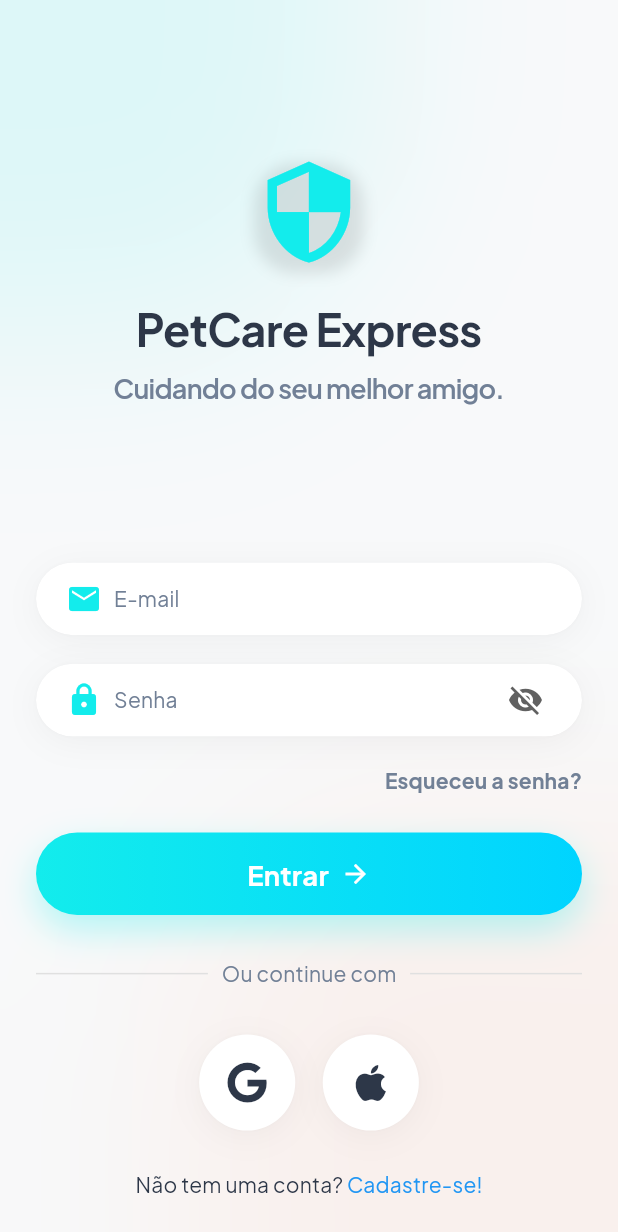
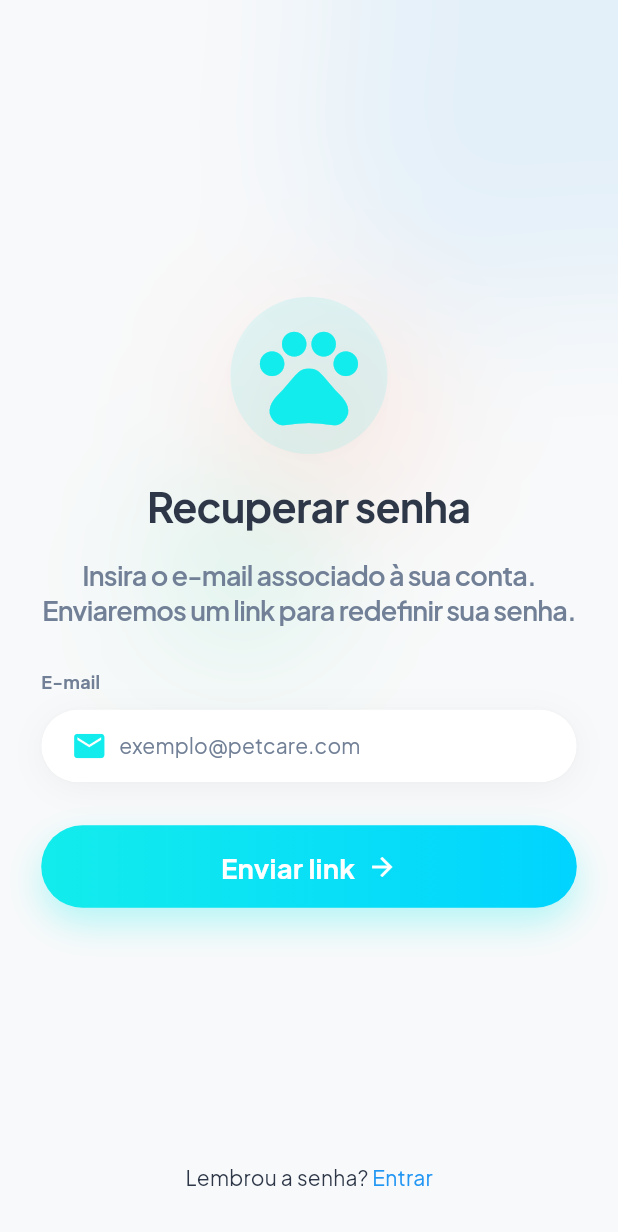
Before and after one commit to thak1996/petcare_express, a Flutter app: the screen it shows after launch, after a tap on "Esqueceu a senha?", on a phone screen of 412 x 824 dp. Shown: the top 1232 px of the screen. Run offline on Flutter 3.47's test engine with Material 3 defaults, Android fonts, the phone set to English and light mode, and no system bars; our stand-ins replace flutter_bloc, flutter_screenutil, flutter_secure_storage, font_awesome_flutter, go_router, google_fonts; network calls fail.

Commit message:
Add forgot password functionality and related UI components

```diff
--- a/lib/app/app.route.dart
+++ b/lib/app/app.route.dart
@@ -1,4 +1,5 @@
 import 'package:go_router/go_router.dart';
+import 'page/auth/forgot/forgot.page.dart';
 import 'page/auth/login/login.page.dart';
 import 'page/auth/register/register.page.dart';
 import 'page/auth/register/terms.page.dart';
@@ -13,5 +14,6 @@ final GoRouter appRouter = GoRouter(
     GoRoute(path: '/home', builder: (context, state) => HomePage()),
     GoRoute(path: '/register', builder: (context, state) => RegisterPage()),
     GoRoute(path: '/terms', builder: (context, state) => TermsPage()),
+    GoRoute(path: '/forgot', builder: (context, state) => ForgotPasswordPage()),
   ],
 );
--- a/lib/app/core/theme/app.effects.dart
+++ b/lib/app/core/theme/app.effects.dart
@@ -91,4 +91,51 @@ class AppEffects {
       ),
     ],
   );
+
+  static Widget get buildRecoveryBackground => Stack(
+    children: [
+      Positioned(
+        top: 180.h,
+        right: 120.w,
+        child: Container(
+          width: 100.w,
+          height: 100.h,
+          decoration: BoxDecoration(
+            shape: BoxShape.circle,
+            color: const Color(0xFFFFAB91).withValues(alpha: 0.3),
+          ),
+        ),
+      ),
+
+      Positioned(
+        top: 280.h,
+        left: 100.w,
+        child: Container(
+          width: 80.w,
+          height: 80.h,
+          decoration: BoxDecoration(
+            shape: BoxShape.circle,
+            color: const Color(0xFF34D399).withValues(alpha: 0.25),
+          ),
+        ),
+      ),
+      Positioned(
+        top: -40.h,
+        right: -40.w,
+        child: Container(
+          width: 220.w,
+          height: 220.h,
+          decoration: BoxDecoration(
+            shape: BoxShape.circle,
+            color: const Color(0xFF2B9DEE).withValues(alpha: 0.1),
+          ),
+        ),
+      ),
+
+      BackdropFilter(
+        filter: ImageFilter.blur(sigmaX: 50, sigmaY: 50),
+        child: Container(color: Colors.transparent),
+      ),
+    ],
+  );
 }
--- /dev/null
+++ b/lib/app/core/widgets/paw_logo.widget.dart
@@ -0,0 +1,55 @@
+import 'package:flutter/material.dart';
+import 'package:flutter_screenutil/flutter_screenutil.dart';
+import '../theme/app.colors.dart';
+
+enum PawLogoBorder { rounded, semiCircle, circle }
+
+class PawLogoWidget extends StatelessWidget {
+  const PawLogoWidget({
+    super.key,
+    this.sizeContainer = 56,
+    this.sizeIcon = 32,
+    this.border = PawLogoBorder.rounded,
+    this.customRadius,
+  });
+
+  final double? sizeContainer;
+  final double? sizeIcon;
+  final PawLogoBorder border;
+  final double? customRadius;
+
+  double get _borderRadius {
+    if (customRadius != null) return customRadius!.r;
+    switch (border) {
+      case PawLogoBorder.circle:
+        final s = (sizeContainer ?? 56);
+        return (s / 2).r;
+      case PawLogoBorder.semiCircle:
+        return 28.r;
+      case PawLogoBorder.rounded:
+        return 16.r;
+    }
+  }
+
+  @override
+  Widget build(BuildContext context) {
+    return Container(
+      width: sizeContainer?.w,
+      height: sizeContainer?.w,
+      decoration: BoxDecoration(
+        color: AppColors.primary.withValues(alpha: 0.1),
+        borderRadius: BorderRadius.circular(_borderRadius),
+        boxShadow: [
+          BoxShadow(
+            color: Colors.black.withValues(alpha: 0.01),
+            blurRadius: 4.r,
+            offset: Offset(0, 2.h),
+          ),
+        ],
+      ),
+      child: Center(
+        child: Icon(Icons.pets, size: sizeIcon?.sp, color: AppColors.primary),
+      ),
+    );
+  }
+}
--- /dev/null
+++ b/lib/app/page/auth/forgot/forgot.controller.dart
@@ -0,0 +1,26 @@
+import 'dart:developer';
+import 'package:flutter_bloc/flutter_bloc.dart';
+import 'forgot.state.dart';
+
+class ForgotController extends Cubit<ForgotState> {
+  ForgotController() : super(const ForgotInitial());
+
+  Future<void> sendRecovery(String email) async {
+    try {
+      emit(const ForgotLoading());
+      await Future.delayed(const Duration(seconds: 2));
+      log('recovery email: $email');
+      emit(const ForgotSuccess());
+    } catch (e) {
+      emit(ForgotError(e.toString()));
+    }
+  }
+
+  @override
+  Future<void> close() {
+    reset();
+    return super.close();
+  }
+
+  void reset() => emit(const ForgotInitial());
+}
--- /dev/null
+++ b/lib/app/page/auth/forgot/forgot.page.dart
@@ -0,0 +1,163 @@
+import 'package:flutter/material.dart';
+import 'package:flutter_screenutil/flutter_screenutil.dart';
+import 'package:flutter_bloc/flutter_bloc.dart';
+import 'package:go_router/go_router.dart';
+import '../../../core/theme/app.colors.dart';
+import '../../../core/theme/app.effects.dart';
+import '../../../core/widgets/alert_dialog.widget.dart';
+import '../../../core/widgets/paw_logo.widget.dart';
+import '../../../core/widgets/primary_button.widget.dart';
+import '../../../core/widgets/text_button.widget.dart';
+import '../../../core/widgets/text_field.widget.dart';
+import '../../../core/utils/validators.dart';
+import 'forgot.controller.dart';
+import 'forgot.state.dart';
+
+class ForgotPasswordPage extends StatefulWidget {
+  const ForgotPasswordPage({super.key});
+
+  @override
+  State<ForgotPasswordPage> createState() => _ForgotPasswordPageState();
+}
+
+class _ForgotPasswordPageState extends State<ForgotPasswordPage> {
+  final _formKey = GlobalKey<FormState>();
+  final _emailController = TextEditingController();
+
+  @override
+  void dispose() {
+    _emailController.dispose();
+    super.dispose();
+  }
+
+  @override
+  Widget build(BuildContext context) {
+    return BlocProvider(
+      create: (_) => ForgotController(),
+      child: BlocBuilder<ForgotController, ForgotState>(
+        builder: (context, state) {
+          final controller = context.read<ForgotController>();
+          return BlocListener<ForgotController, ForgotState>(
+            listener: (context, state) {
+              if (state is ForgotError) {
+                AlertDialogWidget.show(
+                  context,
+                  title: 'Erro',
+                  message: state.message,
+                );
+              }
+              if (state is ForgotSuccess) {
+                AlertDialogWidget.show(
+                  context,
+                  title: 'Sucesso',
+                  message: 'Enviamos um link de recuperação para seu e-mail.',
+                );
+              }
+            },
+            child: Scaffold(
+              backgroundColor: AppColors.background,
+              body: Stack(
+                children: [
+                  AppEffects.buildRecoveryBackground,
+                  SafeArea(
+                    child: CustomScrollView(
+                      slivers: [
+                        SliverFillRemaining(
+                          hasScrollBody: false,
+                          child: Padding(
+                            padding: EdgeInsets.only(
+                              right: 24.w,
+                              left: 24.w,
+                              top: 24.h,
+                              bottom: 24.h,
+                            ),
+                            child: Column(
+                              children: [
+                                const Spacer(flex: 1),
+                                PawLogoWidget(
+                                  sizeContainer: 80.w,
+                                  sizeIcon: 60.w,
+                                  border: PawLogoBorder.circle,
+                                ),
+                                SizedBox(height: 16.h),
+                                Text(
+                                  'Recuperar senha',
+                                  style: Theme.of(context)
+                                      .textTheme
+                                      .displayLarge
+                                      ?.copyWith(fontSize: 24.sp),
+                                ),
+                                SizedBox(height: 16.h),
+                                Text(
+                                  'Insira o e-mail associado à sua conta. Enviaremos um link para redefinir sua senha.',
+                                  textAlign: TextAlign.center,
+                                  style: Theme.of(context)
+                                      .textTheme
+                                      .headlineMedium
+                                      ?.copyWith(color: AppColors.textSubtle),
+                                ),
+                                SizedBox(height: 24.h),
+                                Form(
+                                  key: _formKey,
+                                  child: Column(
+                                    crossAxisAlignment:
+                                        CrossAxisAlignment.stretch,
+                                    children: [
+                                      Text(
+                                        'E-mail',
+                                        style: Theme.of(context)
+                                            .textTheme
+                                            .bodyMedium
+                                            ?.copyWith(
+                                              fontWeight: FontWeight.bold,
+                                            ),
+                                      ),
+                                      SizedBox(height: 8.h),
+                                      TextFieldWidget(
+                                        controller: _emailController,
+                                        label: 'exemplo@petcare.com',
+                                        keyboardType:
+                                            TextInputType.emailAddress,
+                                        validator: Validators.validateEmail,
+                                        prefixIcon: Icons.email,
+                                        prefixIconColor: AppColors.primary,
+                                        onChanged: (value) =>
+                                            controller.reset(),
+                                      ),
+                                    ],
+                                  ),
+                                ),
+                                SizedBox(height: 24.h),
+                                PrimaryButtonWidget(
+                                  title: 'Enviar link',
+                                  isLoading: state is ForgotLoading,
+                                  onPressed: (state is ForgotLoading)
+                                      ? null
+                                      : () => controller.sendRecovery(
+                                          _emailController.text,
+                                        ),
+                                ),
+                                const Spacer(flex: 1),
+                                TextButtonWidget(
+                                  primaryText: 'Lembrou a senha?',
+                                  secondaryText: 'Entrar',
+                                  primaryTextColor: AppColors.textMain,
+                                  secondaryTextColor: AppColors.link,
+                                  onPressed: () => context.push('/login'),
+                                ),
+                              ],
+                            ),
+                          ),
+                        ),
+                      ],
+                    ),
+                  ),
+                ],
+              ),
+            ),
+          );
+        },
+      ),
+    );
+  }
+}
--- /dev/null
+++ b/lib/app/page/auth/forgot/forgot.state.dart
@@ -0,0 +1,21 @@
+abstract class ForgotState {
+  const ForgotState();
+}
+
+class ForgotInitial extends ForgotState {
+  const ForgotInitial();
+}
+
+class ForgotLoading extends ForgotState {
+  const ForgotLoading();
+}
+
+class ForgotSuccess extends ForgotState {
+  const ForgotSuccess();
+}
+
+class ForgotError extends ForgotState {
+  final String message;
+
+  const ForgotError(this.message);
+}
--- a/lib/app/page/auth/login/login.page.dart
+++ b/lib/app/page/auth/login/login.page.dart
@@ -81,16 +81,17 @@ class _LoginPageState extends State<LoginPage> {
                         SliverFillRemaining(
                           hasScrollBody: false,
                           child: Padding(
-                            padding: const EdgeInsets.only(
-                              right: 24,
-                              left: 24,
-                              bottom: 24,
+                            padding: EdgeInsets.only(
+                              right: 24.w,
+                              left: 24.w,
+                              bottom: 24.h,
+                              top: 24.h,
                             ),
                             child: Column(
                               children: [
                                 const Spacer(flex: 1),
                                 DogLogoWidget(),
-                                SizedBox(height: 20.h),
+                                SizedBox(height: 24.h),
                                 Text(
                                   'PetCare Express',
                                   style: Theme.of(context)
@@ -160,12 +161,13 @@ class _LoginPageState extends State<LoginPage> {
                                         primaryText: 'Esqueceu a senha?',
                                         primaryTextColor: AppColors.textSubtle,
                                         fontWeightPrimary: FontWeight.w700,
-                                        onPressed: () {},
+                                        onPressed: () =>
+                                            context.push('/forgot'),
                                       ),
                                     ],
                                   ),
                                 ),
-                                SizedBox(height: 20.h),
+                                SizedBox(height: 24.h),
                                 PrimaryButtonWidget(
                                   key: const Key(TestKeys.loginSubmitButton),
                                   title: 'Entrar',
@@ -197,7 +199,7 @@ class _LoginPageState extends State<LoginPage> {
                                     ),
                                   ],
                                 ),
-                                SizedBox(height: 20.h),
+                                SizedBox(height: 24.h),
                                 TextButtonWidget(
                                   key: Key(TestKeys.loginSignUpButton),
                                   primaryText: 'Não tem uma conta?',
--- a/lib/app/page/auth/register/register.page.dart
+++ b/lib/app/page/auth/register/register.page.dart
@@ -4,6 +4,7 @@ import 'package:flutter_screenutil/flutter_screenutil.dart';
 import 'package:font_awesome_flutter/font_awesome_flutter.dart';
 import 'package:go_router/go_router.dart';
 import '../../../core/widgets/alert_dialog.widget.dart';
+import '../../../core/widgets/paw_logo.widget.dart';
 import '../../../core/widgets/text_field.widget.dart';
 import '../../../core/widgets/primary_button.widget.dart';
 import '../../../core/widgets/diviser.widget.dart';
@@ -70,8 +71,8 @@ class _RegisterPageState extends State<RegisterPage> {
                             padding: EdgeInsets.only(
                               right: 24.w,
                               left: 24.w,
-                              bottom: 14.h,
-                              top: 14.h,
+                              bottom: 24.h,
+                              top: 24.h,
                             ),
                             child: Column(
                               children: [
@@ -80,32 +81,7 @@ class _RegisterPageState extends State<RegisterPage> {
                                   mainAxisAlignment: MainAxisAlignment.center,
                                   crossAxisAlignment: CrossAxisAlignment.center,
                                   children: [
-                                    Container(
-                                      width: 56,
-                                      height: 56,
-                                      decoration: BoxDecoration(
-                                        color: AppColors.primary.withValues(
-                                          alpha: 0.1,
-                                        ),
-                                        borderRadius: BorderRadius.circular(16),
-                                        boxShadow: [
-                                          BoxShadow(
-                                            color: Colors.black.withValues(
-                                              alpha: 0.01,
-                                            ),
-                                            blurRadius: 4,
-                                            offset: const Offset(0, 2),
-                                          ),
-                                        ],
-                                      ),
-                                      child: Center(
-                                        child: Icon(
-                                          Icons.pets,
-                                          size: 32,
-                                          color: AppColors.primary,
-                                        ),
-                                      ),
-                                    ),
+                                    PawLogoWidget(),
                                     SizedBox(width: 8.w),
                                     Text(
                                       'PetCare Express',
@@ -116,7 +92,7 @@ class _RegisterPageState extends State<RegisterPage> {
                                     ),
                                   ],
                                 ),
-                                SizedBox(height: 10.h),
+                                SizedBox(height: 20.h),
                                 Text(
                                   'Crie sua conta',
                                   style: Theme.of(context)
@@ -124,7 +100,7 @@ class _RegisterPageState extends State<RegisterPage> {
                                       .displayLarge
                                       ?.copyWith(fontSize: 26.sp),
                                 ),
-                                SizedBox(height: 5.h),
+                                SizedBox(height: 8.h),
                                 Text(
                                   'Cuide do seu melhor amigo com facilidade.',
                                   style: Theme.of(context)
@@ -132,7 +108,7 @@ class _RegisterPageState extends State<RegisterPage> {
                                       .headlineMedium
                                       ?.copyWith(color: AppColors.textSubtle),
                                 ),
-                                SizedBox(height: 10.h),
+                                SizedBox(height: 18.h),
                                 Form(
                                   key: _formKey,
                                   child: Column(
@@ -147,7 +123,7 @@ class _RegisterPageState extends State<RegisterPage> {
                                         prefixIconColor: AppColors.primary,
                                         validator: Validators.validateName,
                                       ),
-                                      SizedBox(height: 8.h),
+                                      SizedBox(height: 12.h),
                                       TextFieldWidget(
                                         controller: emailController,
                                         label: 'E-mail',
@@ -157,7 +133,7 @@ class _RegisterPageState extends State<RegisterPage> {
                                         prefixIcon: Icons.email,
                                         prefixIconColor: AppColors.primary,
                                       ),
-                                      SizedBox(height: 8.h),
+                                      SizedBox(height: 12.h),
                                       TextFieldWidget(
                                         controller: passwordController,
                                         label: 'Senha',
@@ -166,7 +142,7 @@ class _RegisterPageState extends State<RegisterPage> {
                                         prefixIcon: Icons.lock,
                                         prefixIconColor: AppColors.primary,
                                       ),
-                                      SizedBox(height: 8.h),
+                                      SizedBox(height: 12.h),
                                       TextFieldWidget(
                                         controller: confirmPasswordController,
                                         label: 'Confirmar Senha',
@@ -182,7 +158,7 @@ class _RegisterPageState extends State<RegisterPage> {
                                     ],
                                   ),
                                 ),
-                                SizedBox(height: 10.h),
+                                SizedBox(height: 16.h),
                                 Row(
                                   children: [
                                     Checkbox(
@@ -211,7 +187,7 @@ class _RegisterPageState extends State<RegisterPage> {
                                     ),
                                   ],
                                 ),
-                                SizedBox(height: 10.h),
+                                SizedBox(height: 16.h),
                                 PrimaryButtonWidget(
                                   title: 'Criar Conta',
                                   isLoading: state is RegisterLoading,
--- a/lib/app/page/auth/register/terms.page.dart
+++ b/lib/app/page/auth/register/terms.page.dart
@@ -55,7 +55,7 @@ class TermsPage extends StatelessWidget {
                           style: Theme.of(context).textTheme.titleMedium,
                         ),
                       ),
-                      const SizedBox(width: 48),
+                      SizedBox(width: 48.w),
                     ],
                   ),
                   SizedBox(height: 8.h),
@@ -106,7 +106,6 @@ class TermsPage extends StatelessWidget {
                                   ),
                                 ),
                                 SizedBox(height: 24.h),
-
                                 PrimaryButtonWidget(
                                   title: 'Aceitar e Continuar',
                                   onPressed: () => context.pop(true),
```
